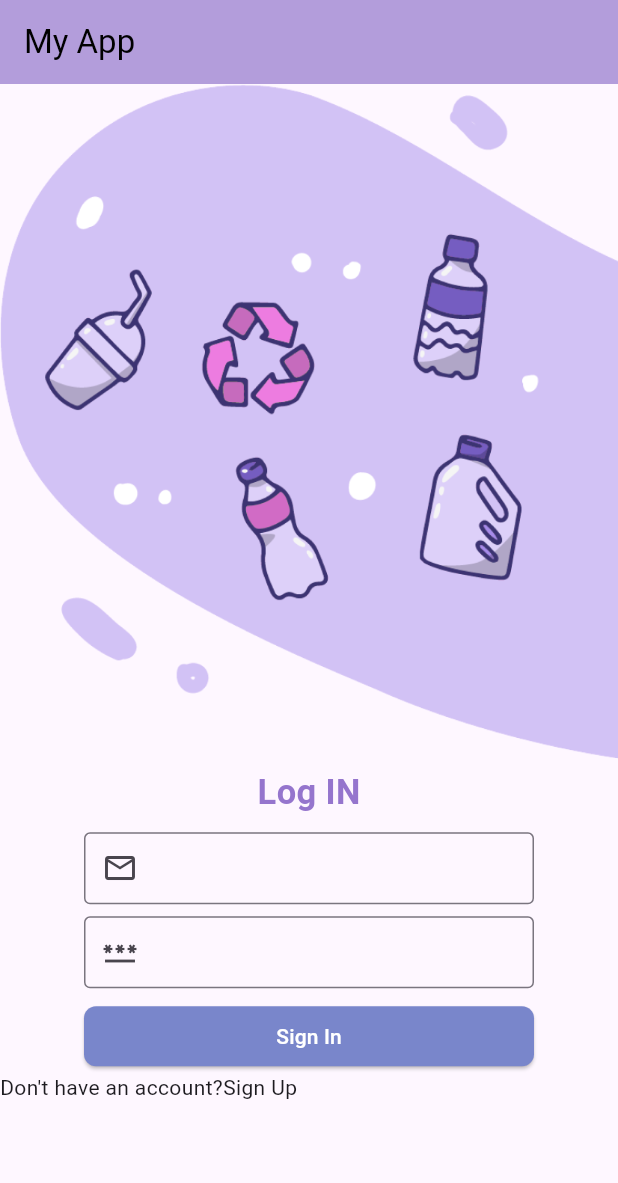
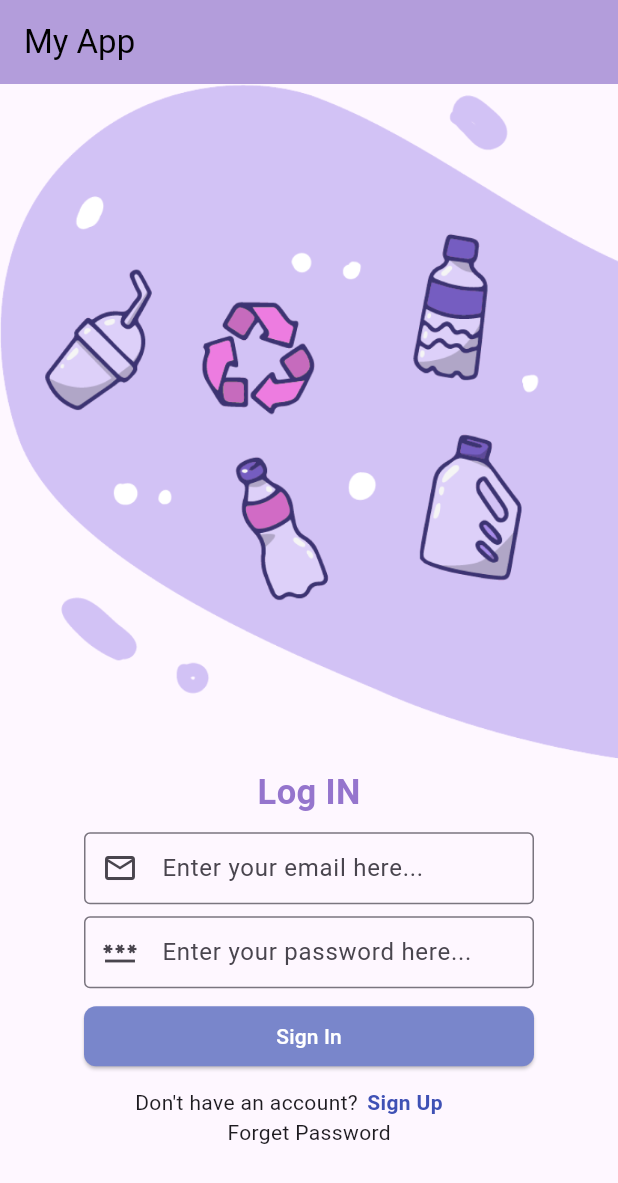
Before and after one commit to suraj20031215/flutter_practice, a Flutter app: the screen it shows after launch, on a phone screen of 412 x 824 dp. Shown: the top 1183 px of the screen. Run offline on Flutter 3.47's test engine with Material 2 defaults, Android fonts, the phone set to English and light mode, and no system bars.

Commit message:
style change

```diff
--- a/lib/main.dart
+++ b/lib/main.dart
@@ -64,6 +64,7 @@ class _MyHomePageState extends State<MyHomePage> {
                     child: const TextField(
                       keyboardType: TextInputType.emailAddress,
                       decoration: InputDecoration(
+                          hintText: "Enter your email here...",
                           contentPadding: EdgeInsets.symmetric(vertical: 2),
                           border:OutlineInputBorder(borderSide: BorderSide(width: 5,color: Colors.black)
                       ),
@@ -79,13 +80,13 @@ class _MyHomePageState extends State<MyHomePage> {
                 Padding(
                   padding: const EdgeInsets.all(8.0),
                   child: Container(
-
                       width: 300,
                       child: const TextField(
                         obscureText: true,
-                               obscuringCharacter: "@",
+                               obscuringCharacter: "*",
                                keyboardType: TextInputType.visiblePassword,
                         decoration: InputDecoration(
+                          hintText: "Enter your password here...",
                             contentPadding: EdgeInsets.symmetric(vertical: 2),
                             border:OutlineInputBorder(borderSide: BorderSide(width: 5,color: Colors.deepOrange)
                         ),
@@ -104,15 +105,22 @@ class _MyHomePageState extends State<MyHomePage> {
                     ),
                       onPressed:(){} , child:Text('Sign In',style:TextStyle(color: Colors.white),)),
                 ),
-          Container(width: double.infinity,
-                  child:Center(
+          Container(
+              margin: EdgeInsets.only(left: 90,top: 10),
+              width: double.infinity,
+                  child:const Center(
                     child: Row(
                       children: [
                         Text("Don't have an account?"),
-                        Text("Sign Up"),
+                        Padding(
+                          padding: EdgeInsets.only(left: 6),
+                          child: Text("Sign Up",style: TextStyle(color: Colors.indigo,fontWeight: FontWeight.bold),),
+                        ),
                       ],
                     ),
-                  )),
+                  ),
+          ),
+                Text("Forget Password")
 
               ],
             ),
```
